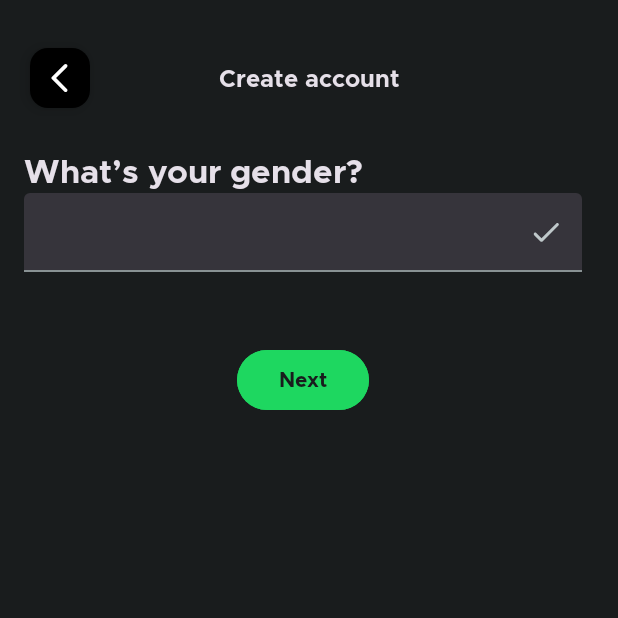
After one commit to DaveDeveloper117/Spotify_UI_Clone, an Android app: the SignUp3 screen opened directly, with no data from a screen before it, on a phone screen of 412 x 824 dp, the top half of it. The commit adds this screen. Run offline under Robolectric (Android 15) with nearby library versions, the phone set to English and light mode, and no system bars.

Commit message:
feat: Add gender screen

```diff
--- a/app/build.gradle
+++ b/app/build.gradle
@@ -30,6 +30,9 @@ android {
     kotlinOptions {
         jvmTarget = '1.8'
     }
+    buildFeatures{
+        viewBinding = true
+    }
 }
 
 dependencies {
--- a/app/src/main/java/com/davedevab/spotifyuiclone/MainActivity.kt
+++ b/app/src/main/java/com/davedevab/spotifyuiclone/MainActivity.kt
@@ -5,14 +5,18 @@ import androidx.appcompat.app.AppCompatActivity
 import android.os.Bundle
 import android.os.Handler
 import android.os.Looper
+import com.davedevab.spotifyuiclone.databinding.ActivityLogInBinding
+import com.davedevab.spotifyuiclone.databinding.ActivityMainBinding
 import com.davedevab.spotifyuiclone.login.LogIn
 
 class MainActivity : AppCompatActivity() {
+    private  lateinit var binding: ActivityMainBinding
     private val looper = Looper.myLooper()
     private val handler = looper?.let { Handler(it) }
     override fun onCreate(savedInstanceState: Bundle?) {
         super.onCreate(savedInstanceState)
-        setContentView(R.layout.activity_main)
+        binding = ActivityMainBinding.inflate(layoutInflater)
+        setContentView(binding.root)
         handler?.postDelayed({
             val intent = Intent(this@MainActivity, LogIn::class.java)
             startActivity(intent)
--- /dev/null
+++ b/app/src/main/java/com/davedevab/spotifyuiclone/login/SignUp3.kt
@@ -0,0 +1,22 @@
+package com.davedevab.spotifyuiclone.login
+
+import androidx.appcompat.app.AppCompatActivity
+import android.os.Bundle
+import android.widget.AdapterView
+import android.widget.ArrayAdapter
+import com.davedevab.spotifyuiclone.R
+import com.davedevab.spotifyuiclone.databinding.ActivitySignUp3Binding
+
+class SignUp3 : AppCompatActivity() {
+    private lateinit var binding: ActivitySignUp3Binding
+    override fun onCreate(savedInstanceState: Bundle?) {
+        super.onCreate(savedInstanceState)
+        binding = ActivitySignUp3Binding.inflate(layoutInflater)
+        setContentView(binding.root)
+
+        val items = listOf("Male","Female","Other")
+        val adapter = ArrayAdapter(this, R.layout.list_item, items)
+        binding.genderDropDown.setAdapter(adapter)
+
+    }
+}
--- /dev/null
+++ b/app/src/main/res/drawable/round_arrow_back_ios_24.xml
@@ -0,0 +1,5 @@
+<vector android:autoMirrored="true" android:height="24dp"
+    android:tint="#000000" android:viewportHeight="24"
+    android:viewportWidth="24" android:width="24dp" xmlns:android="http://schemas.android.com/apk/res/android">
+    <path android:fillColor="@android:color/white" android:pathData="M16.62,2.99c-0.49,-0.49 -1.28,-0.49 -1.77,0L6.54,11.3c-0.39,0.39 -0.39,1.02 0,1.41l8.31,8.31c0.49,0.49 1.28,0.49 1.77,0s0.49,-1.28 0,-1.77L9.38,12l7.25,-7.25c0.48,-0.48 0.48,-1.28 -0.01,-1.76z"/>
+</vector>
--- /dev/null
+++ b/app/src/main/res/drawable/round_check_24.xml
@@ -0,0 +1,5 @@
+<vector android:height="24dp" android:tint="#000000"
+    android:viewportHeight="24" android:viewportWidth="24"
+    android:width="24dp" xmlns:android="http://schemas.android.com/apk/res/android">
+    <path android:fillColor="@android:color/white" android:pathData="M9,16.17L5.53,12.7c-0.39,-0.39 -1.02,-0.39 -1.41,0 -0.39,0.39 -0.39,1.02 0,1.41l4.18,4.18c0.39,0.39 1.02,0.39 1.41,0L20.29,7.71c0.39,-0.39 0.39,-1.02 0,-1.41 -0.39,-0.39 -1.02,-0.39 -1.41,0L9,16.17z"/>
+</vector>
--- a/app/src/main/res/layout/activity_log_in.xml
+++ b/app/src/main/res/layout/activity_log_in.xml
@@ -64,10 +64,9 @@
             android:layout_marginLeft="32dp"
             android:layout_marginRight="32dp"
             android:layout_marginBottom="4dp"
-            android:backgroundTint="#1ed760"
+            android:backgroundTint="@color/green"
             android:text="@string/sign_up_btn"
-            android:textAppearance="?attr/textAppearanceBodyLarge"
-            android:textColor="@color/md_theme_dark_background" />
+            android:textAppearance="?attr/textAppearanceBodyLarge" />
 
         <Button
             android:id="@+id/googleButton"
--- /dev/null
+++ b/app/src/main/res/layout/activity_sign_up3.xml
@@ -0,0 +1,79 @@
+<?xml version="1.0" encoding="utf-8"?>
+<androidx.constraintlayout.widget.ConstraintLayout xmlns:android="http://schemas.android.com/apk/res/android"
+    xmlns:app="http://schemas.android.com/apk/res-auto"
+    xmlns:tools="http://schemas.android.com/tools"
+    android:layout_width="match_parent"
+    android:layout_height="match_parent"
+    android:focusableInTouchMode="true"
+    tools:context=".login.SignUp3">
+
+    <com.google.android.material.floatingactionbutton.FloatingActionButton
+        android:id="@+id/backFAB"
+        style="?attr/floatingActionButtonSmallStyle"
+        android:layout_width="wrap_content"
+        android:layout_height="wrap_content"
+        android:layout_marginStart="16dp"
+        android:layout_marginTop="28dp"
+        android:backgroundTint="@color/black"
+        android:contentDescription="@string/fab_content_desc"
+        app:layout_constraintStart_toStartOf="parent"
+        app:layout_constraintTop_toTopOf="parent"
+        app:srcCompat="@drawable/round_arrow_back_ios_24"
+        app:tint="@color/white" />
+
+    <TextView
+        android:id="@+id/textView"
+        android:layout_width="wrap_content"
+        android:layout_height="wrap_content"
+        android:text="Create account"
+        android:textAppearance="?attr/textAppearanceBodyLarge"
+        app:layout_constraintBottom_toBottomOf="@+id/backFAB"
+        app:layout_constraintEnd_toEndOf="parent"
+        app:layout_constraintStart_toStartOf="parent"
+        app:layout_constraintTop_toTopOf="@+id/backFAB" />
+
+    <TextView
+        android:id="@+id/titleTextView"
+        android:layout_width="wrap_content"
+        android:layout_height="wrap_content"
+        android:layout_marginTop="24dp"
+        android:text="What’s your gender?"
+        android:textAppearance="?attr/textAppearanceTitleLarge"
+        app:layout_constraintStart_toStartOf="@+id/backFAB"
+        app:layout_constraintTop_toBottomOf="@+id/backFAB" />
+
+    <com.google.android.material.textfield.TextInputLayout
+        android:id="@+id/filledTextField"
+        style="@style/Widget.Material3.TextInputLayout.FilledBox.Dense.ExposedDropdownMenu"
+        android:layout_width="match_parent"
+        android:layout_height="wrap_content"
+        android:layout_marginStart="16dp"
+        android:layout_marginEnd="24dp"
+        app:layout_constraintEnd_toEndOf="parent"
+        app:layout_constraintStart_toStartOf="parent"
+        app:layout_constraintTop_toBottomOf="@+id/titleTextView"
+        app:endIconMode="custom"
+        app:endIconDrawable="@drawable/round_check_24"
+        app:endIconContentDescription="@string/content_description_end_icon">
+
+        <AutoCompleteTextView
+            android:id="@+id/genderDropDown"
+            android:layout_width="match_parent"
+            android:layout_height="wrap_content"
+            android:inputType="none"
+            />
+
+    </com.google.android.material.textfield.TextInputLayout>
+
+    <Button
+        android:id="@+id/nextButton"
+        android:layout_width="wrap_content"
+        android:layout_height="wrap_content"
+        android:layout_marginTop="48dp"
+        android:text="Next"
+        android:backgroundTint="@color/green"
+        app:layout_constraintEnd_toEndOf="@+id/filledTextField"
+        app:layout_constraintStart_toStartOf="@+id/filledTextField"
+        app:layout_constraintTop_toBottomOf="@+id/filledTextField" />
+
+</androidx.constraintlayout.widget.ConstraintLayout>
--- a/app/src/main/res/values-night/strings.xml
+++ b/app/src/main/res/values-night/strings.xml
@@ -1,4 +1,5 @@
 <?xml version="1.0" encoding="utf-8"?>
 <resources>
     <string name="logo">logoIcon</string>
+    <string name="content_description_end_icon">end icon</string>
 </resources>
--- a/app/src/main/res/values-night/themes.xml
+++ b/app/src/main/res/values-night/themes.xml
@@ -48,7 +48,6 @@
         <item name="textAppearanceLabelLarge">@style/TextAppearance.SpotifyUIClone.LabelLarge</item>
         <item name="textAppearanceLabelMedium">@style/TextAppearance.SpotifyUIClone.LabelMedium</item>
         <item name="textAppearanceLabelSmall">@style/TextAppearance.SpotifyUIClone.LabelSmall</item>
-
     </style>
     <!--Display-->
     <style name="TextAppearance.SpotifyUIClone.DisplayLarge" parent="TextAppearance.Material3.DisplayLarge">
@@ -168,8 +167,8 @@
     </style>
 
     <style name="TextAppearance.SpotifyUIClone.LabelSmall" parent="TextAppearance.Material3.LabelSmall">
-        <item name="fontFamily">@font/metropolis_regular</item>
-        <item name="android:textStyle">normal</item>
+        <item name="fontFamily">@font/metropolis_bold</item>
+        <item name="android:textStyle">bold</item>
         <item name="android:textAllCaps">false</item>
         <item name="android:textSize">11sp</item>
         <item name="android:letterSpacing">0</item>
--- a/app/src/main/res/values/colors.xml
+++ b/app/src/main/res/values/colors.xml
@@ -2,6 +2,7 @@
 <resources>
     <color name="black">#FF000000</color>
     <color name="white">#FFFFFFFF</color>
+    <color name="green">#1ed760</color>
     <color name="seed">#121212</color>
     <color name="md_theme_dark_primary">#121212</color>
     <color name="md_theme_dark_onPrimary">#191C1D</color>
--- a/app/src/main/res/values/strings.xml
+++ b/app/src/main/res/values/strings.xml
@@ -1,10 +1,12 @@
 <resources>
     <string name="app_name">Spotify UI Clone</string>
     <string name="logo">logoIcon</string>
-    <string name="logInTitle">Millions of songs \n Free on Spotify.</string>
+    <string name="logInTitle">Millions of songs \nFree on Spotify.</string>
     <string name="sign_up_btn">Sign up free</string>
     <string name="login_google_btn">Continue with Google</string>
     <string name="login_facebook_btn">Continue with Facebook</string>
     <string name="login_apple_btn">Continue with Apple</string>
     <string name="log_in_btn">Log in</string>
+    <string name="fab_content_desc">icon\n</string>
+    <string name="content_description_end_icon">end icon</string>
 </resources>
--- a/app/src/main/res/values/themes.xml
+++ b/app/src/main/res/values/themes.xml
@@ -167,8 +167,8 @@
     </style>
 
     <style name="TextAppearance.SpotifyUIClone.LabelSmall" parent="TextAppearance.Material3.LabelSmall">
-        <item name="fontFamily">@font/metropolis_regular</item>
-        <item name="android:textStyle">normal</item>
+        <item name="fontFamily">@font/metropolis_bold</item>
+        <item name="android:textStyle">bold</item>
         <item name="android:textAllCaps">false</item>
         <item name="android:textSize">11sp</item>
         <item name="android:letterSpacing">0</item>
```
Also changed, not shown: app/src/main/AndroidManifest.xml (+19 -2 lines), app/src/main/java/com/davedevab/spotifyuiclone/login/LogIn.kt (+13 -1 lines), app/src/main/java/com/davedevab/spotifyuiclone/login/SignUp.kt (added, +56 -0 lines), app/src/main/java/com/davedevab/spotifyuiclone/login/SignUp2.kt (added, +57 -0 lines), app/src/main/res/layout/activity_sign_up.xml (added, +80 -0 lines), app/src/main/res/layout/activity_sign_up2.xml (added, +81 -0 lines), app/src/main/res/layout/list_item.xml (added, +9 -0 lines).
